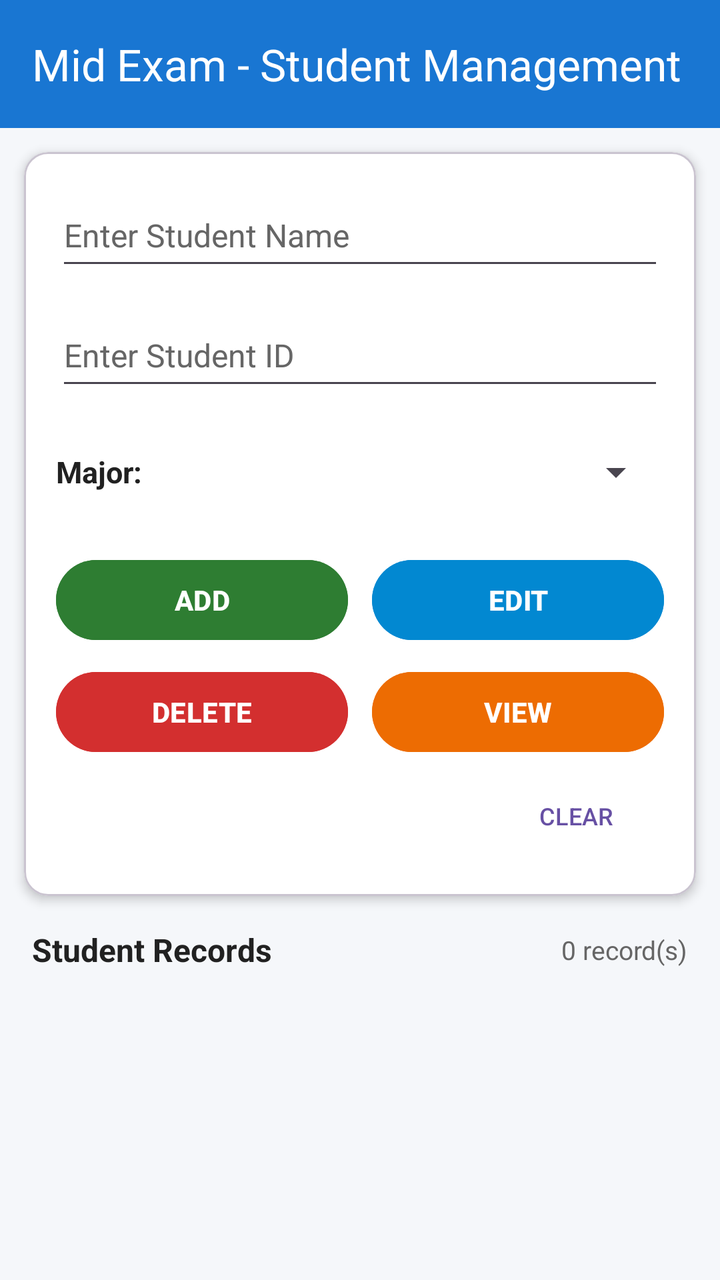
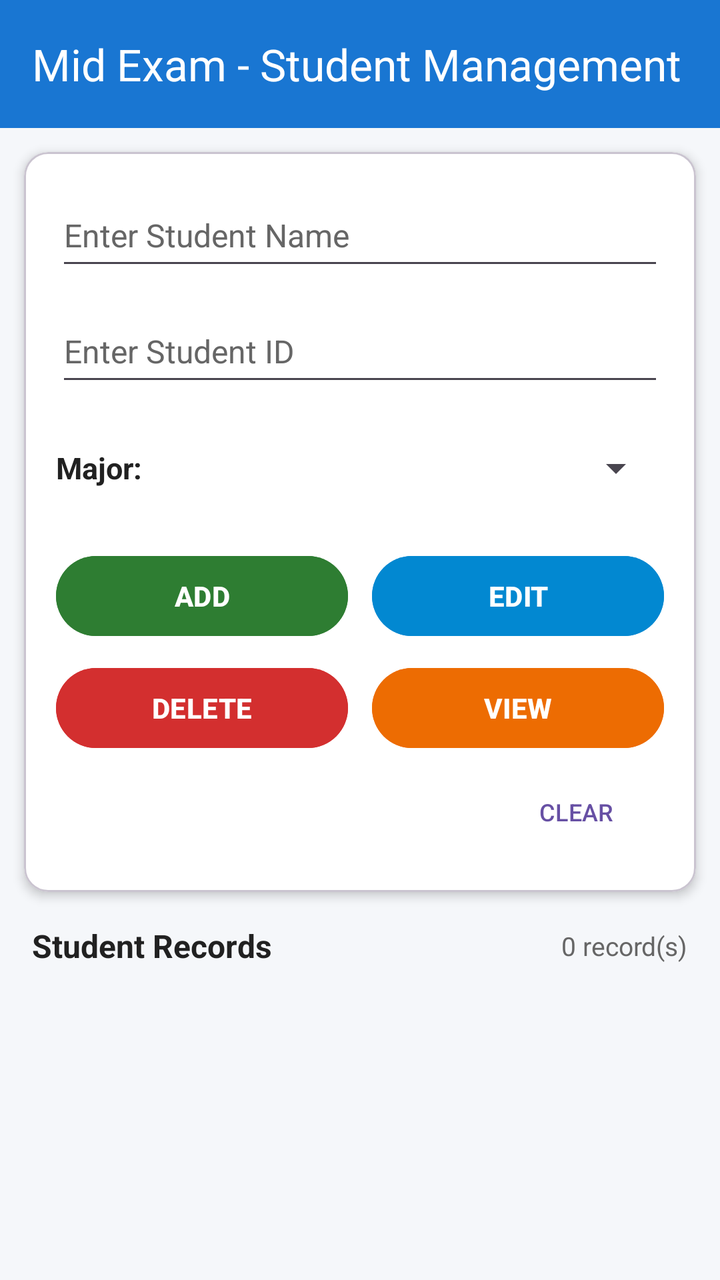

The first picture is an Android layout as it rendered before a commit; the second is the same layout after the commit. The layout source and the unified diff follow.
<!-- AndroidManifest.xml: application theme Theme.Midexam -->
<!-- res/layout/activity_main.xml -->
<?xml version="1.0" encoding="utf-8"?>
<LinearLayout xmlns:android="http://schemas.android.com/apk/res/android"
    xmlns:app="http://schemas.android.com/apk/res-auto"
    xmlns:tools="http://schemas.android.com/tools"
    android:id="@+id/main"
    android:layout_width="match_parent"
    android:layout_height="match_parent"
    android:background="@color/bg_light"
    android:orientation="vertical"
    tools:context=".MainActivity">

    
    <com.google.android.material.appbar.MaterialToolbar
        android:id="@+id/toolbar"
        android:layout_width="match_parent"
        android:layout_height="wrap_content"
        android:background="@color/primary"
        app:title="Mid Exam - Student Management"
        app:titleTextColor="@color/white" />

    
    <com.google.android.material.card.MaterialCardView
        android:layout_width="match_parent"
        android:layout_height="wrap_content"
        android:layout_margin="12dp"
        app:cardCornerRadius="12dp"
        app:cardElevation="3dp"
        app:cardBackgroundColor="@color/white">

        <LinearLayout
            android:layout_width="match_parent"
            android:layout_height="wrap_content"
            android:orientation="vertical"
            android:padding="16dp">

            
            <EditText
                android:id="@+id/etStudentName"
                android:layout_width="match_parent"
                android:layout_height="wrap_content"
                android:hint="@string/hint_student_name"
                android:inputType="textPersonName"
                android:digits="abcdefghijklmnopqrstuvwxyzABCDEFGHIJKLMNOPQRSTUVWXYZ .'-"
                android:textColor="@color/text_primary"
                android:textColorHint="@color/text_secondary"
                android:textSize="16sp"
                android:minHeight="48dp" />

            
            <EditText
                android:id="@+id/etStudentID"
                android:layout_width="match_parent"
                android:layout_height="wrap_content"
                android:layout_marginTop="12dp"
                android:hint="@string/hint_student_id"
                android:inputType="number"
                android:digits="0123456789"
                android:textColor="@color/text_primary"
                android:textColorHint="@color/text_secondary"
                android:textSize="16sp"
                android:minHeight="48dp" />

            
            <LinearLayout
                android:layout_width="match_parent"
                android:layout_height="wrap_content"
                android:layout_marginTop="12dp"
                android:gravity="center_vertical"
                android:orientation="horizontal">

                <TextView
                    android:layout_width="wrap_content"
                    android:layout_height="wrap_content"
                    android:text="Major: "
                    android:textColor="@color/text_primary"
                    android:textSize="15sp"
                    android:textStyle="bold" />

                <Spinner
                    android:id="@+id/spMajor"
                    android:layout_width="match_parent"
                    android:layout_height="wrap_content"
                    android:minHeight="48dp" />
            </LinearLayout>

            
            <LinearLayout
                android:layout_width="match_parent"
                android:layout_height="wrap_content"
                android:layout_marginTop="16dp"
                android:orientation="horizontal">

                <Button
                    android:id="@+id/btnAdd"
                    android:layout_width="0dp"
                    android:layout_height="wrap_content"
                    android:layout_marginEnd="6dp"
                    android:layout_weight="1"
                    android:backgroundTint="@color/btn_add"
                    android:text="@string/btn_add"
                    android:textColor="@color/white"
                    android:textStyle="bold" />

                <Button
                    android:id="@+id/btnEdit"
                    android:layout_width="0dp"
                    android:layout_height="wrap_content"
                    android:layout_marginStart="6dp"
                    android:layout_weight="1"
                    android:backgroundTint="@color/btn_edit"
                    android:text="@string/btn_edit"
                    android:textColor="@color/white"
                    android:textStyle="bold" />
            </LinearLayout>

            <LinearLayout
                android:layout_width="match_parent"
                android:layout_height="wrap_content"
                android:layout_marginTop="8dp"
                android:orientation="horizontal">

                <Button
                    android:id="@+id/btnDelete"
                    android:layout_width="0dp"
                    android:layout_height="wrap_content"
                    android:layout_marginEnd="6dp"
                    android:layout_weight="1"
                    android:backgroundTint="@color/btn_delete"
                    android:text="@string/btn_delete"
                    android:textColor="@color/white"
                    android:textStyle="bold" />

                <Button
                    android:id="@+id/btnView"
                    android:layout_width="0dp"
                    android:layout_height="wrap_content"
                    android:layout_marginStart="6dp"
                    android:layout_weight="1"
                    android:backgroundTint="@color/btn_view"
                    android:text="@string/btn_view"
                    android:textColor="@color/white"
                    android:textStyle="bold" />
            </LinearLayout>

            
            <Button
                android:id="@+id/btnClear"
                style="@style/Widget.Material3.Button.TextButton"
                android:layout_width="wrap_content"
                android:layout_height="wrap_content"
                android:layout_gravity="end"
                android:layout_marginTop="4dp"
                android:text="@string/btn_clear"
                android:textSize="12sp" />

        </LinearLayout>
    </com.google.android.material.card.MaterialCardView>

    
    <LinearLayout
        android:layout_width="match_parent"
        android:layout_height="wrap_content"
        android:layout_marginHorizontal="16dp"
        android:layout_marginTop="4dp"
        android:layout_marginBottom="4dp"
        android:gravity="center_vertical"
        android:orientation="horizontal">

        <TextView
            android:layout_width="0dp"
            android:layout_height="wrap_content"
            android:layout_weight="1"
            android:text="@string/title_student_list"
            android:textColor="@color/text_primary"
            android:textSize="16sp"
            android:textStyle="bold" />

        <TextView
            android:id="@+id/tvStudentCount"
            android:layout_width="wrap_content"
            android:layout_height="wrap_content"
            android:text="0 record(s)"
            android:textColor="@color/text_secondary"
            android:textSize="13sp" />
    </LinearLayout>

    
    <FrameLayout
        android:layout_width="match_parent"
        android:layout_height="0dp"
        android:layout_marginHorizontal="8dp"
        android:layout_weight="1">

        <ListView
            android:id="@+id/lvStudents"
            android:layout_width="match_parent"
            android:layout_height="match_parent"
            android:divider="@null"
            android:dividerHeight="0dp" />

        <TextView
            android:id="@+id/tvEmpty"
            android:layout_width="wrap_content"
            android:layout_height="wrap_content"
            android:layout_gravity="center"
            android:text="@string/empty_records"
            android:textColor="@color/text_secondary"
            android:textSize="14sp"
            android:visibility="gone" />
    </FrameLayout>

</LinearLayout>
<!-- resources referenced by this layout -->
<resources>
  <color name="bg_light">#F5F7FA</color>
  <color name="btn_add">#2E7D32</color>
  <color name="btn_delete">#D32F2F</color>
  <color name="btn_edit">#0288D1</color>
  <color name="btn_view">#ED6C02</color>
  <color name="primary">#1976D2</color>
  <color name="text_primary">#212121</color>
  <color name="text_secondary">#666666</color>
  <color name="white">#FFFFFFFF</color>
  <string name="btn_add">ADD</string>
  <string name="btn_clear">CLEAR</string>
  <string name="btn_delete">DELETE</string>
  <string name="btn_edit">EDIT</string>
  <string name="btn_view">VIEW</string>
  <string name="empty_records">No students registered yet.</string>
  <string name="hint_student_id">Enter Student ID</string>
  <string name="hint_student_name">Enter Student Name</string>
  <string name="title_student_list">Student Records</string>
  <style name="Theme.Midexam" parent="Base.Theme.Midexam" />
  <style name="Base.Theme.Midexam" parent="Theme.Material3.DayNight.NoActionBar">
          
          
      </style>
</resources>

<!-- the commit's change to res/layout/activity_main.xml (unified diff, before → after) -->
@@ -40,25 +40,47 @@
                 android:layout_height="wrap_content"
                 android:hint="@string/hint_student_name"
                 android:inputType="textPersonName"
-                android:digits="abcdefghijklmnopqrstuvwxyzABCDEFGHIJKLMNOPQRSTUVWXYZ .'-"
                 android:textColor="@color/text_primary"
                 android:textColorHint="@color/text_secondary"
                 android:textSize="16sp"
                 android:minHeight="48dp" />
 
             
+            <TextView
+                android:id="@+id/tvNameWarning"
+                android:layout_width="match_parent"
+                android:layout_height="wrap_content"
+                android:layout_marginTop="2dp"
+                android:text="⚠ Student Name tidak boleh mengandung angka!"
+                android:textColor="#D32F2F"
+                android:textSize="12sp"
+                android:textStyle="bold"
+                android:visibility="gone" />
+
+            
             <EditText
                 android:id="@+id/etStudentID"
                 android:layout_width="match_parent"
                 android:layout_height="wrap_content"
-                android:layout_marginTop="12dp"
+                android:layout_marginTop="10dp"
                 android:hint="@string/hint_student_id"
-                android:inputType="number"
-                android:digits="0123456789"
+                android:inputType="text"
                 android:textColor="@color/text_primary"
                 android:textColorHint="@color/text_secondary"
                 android:textSize="16sp"
                 android:minHeight="48dp" />
+
+            
+            <TextView
+                android:id="@+id/tvIdWarning"
+                android:layout_width="match_parent"
+                android:layout_height="wrap_content"
+                android:layout_marginTop="2dp"
+                android:text="⚠ Student ID hanya boleh berupa angka (tidak boleh ada huruf)!"
+                android:textColor="#D32F2F"
+                android:textSize="12sp"
+                android:textStyle="bold"
+                android:visibility="gone" />
 
             
             <LinearLayout
